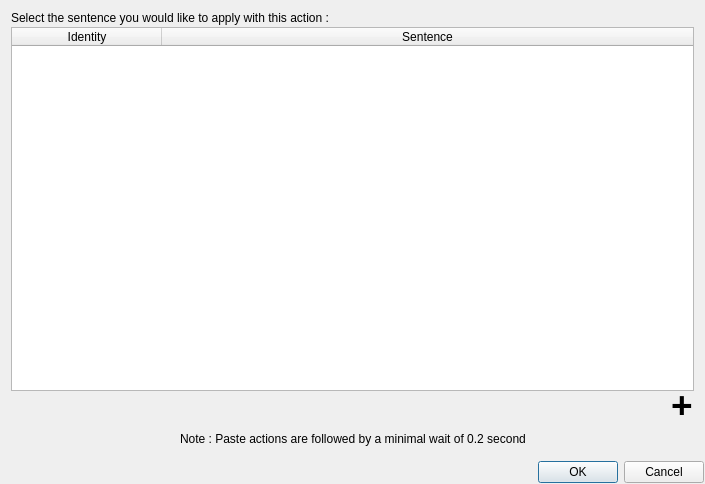
Before: the Qt Designer form ui/createactiondialog/CreatePasteActionDialog.ui in AmirHammouteneEI/ScheduledPasteAndKeys, drawn with Qt 5.
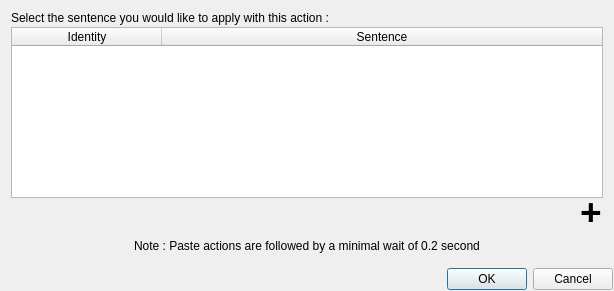
After: the same form once the commit is applied. Custom widgets are drawn as their Qt base class.

Diff of the .ui file:
```diff
--- a/ui/createactiondialog/CreatePasteActionDialog.ui
+++ b/ui/createactiondialog/CreatePasteActionDialog.ui
@@ -6,8 +6,8 @@
    <rect>
     <x>0</x>
     <y>0</y>
-    <width>705</width>
-    <height>484</height>
+    <width>614</width>
+    <height>291</height>
    </rect>
   </property>
   <property name="windowTitle">
```
Left out of the diff: 36 changed lines with no effect on the pictures.
